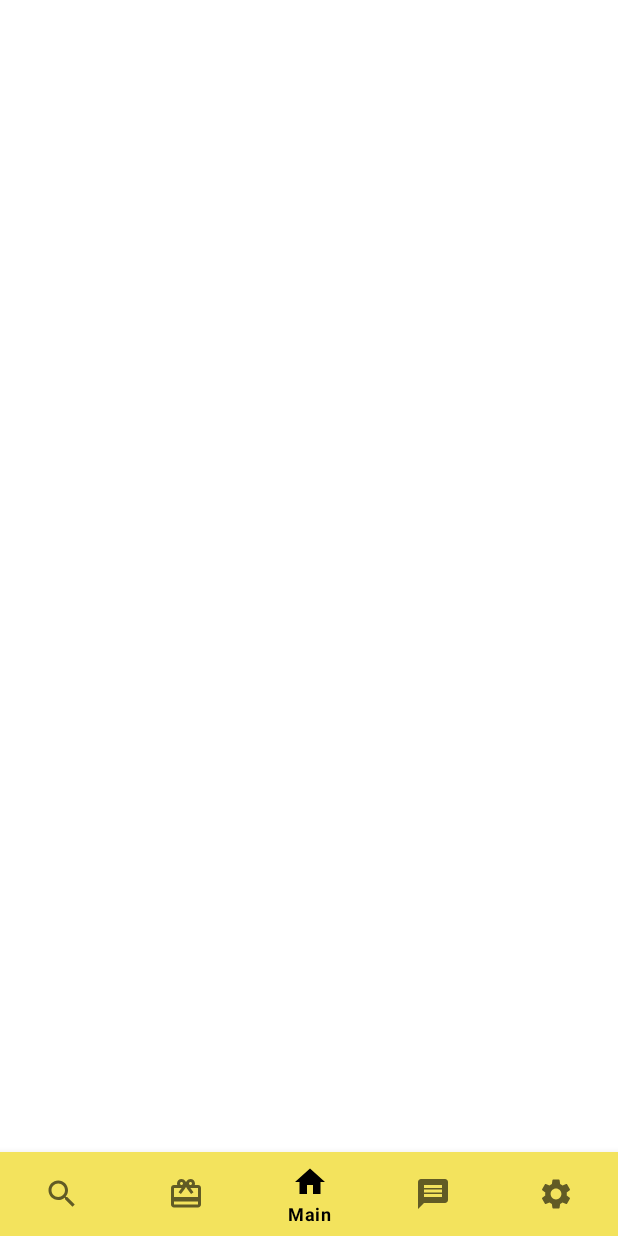
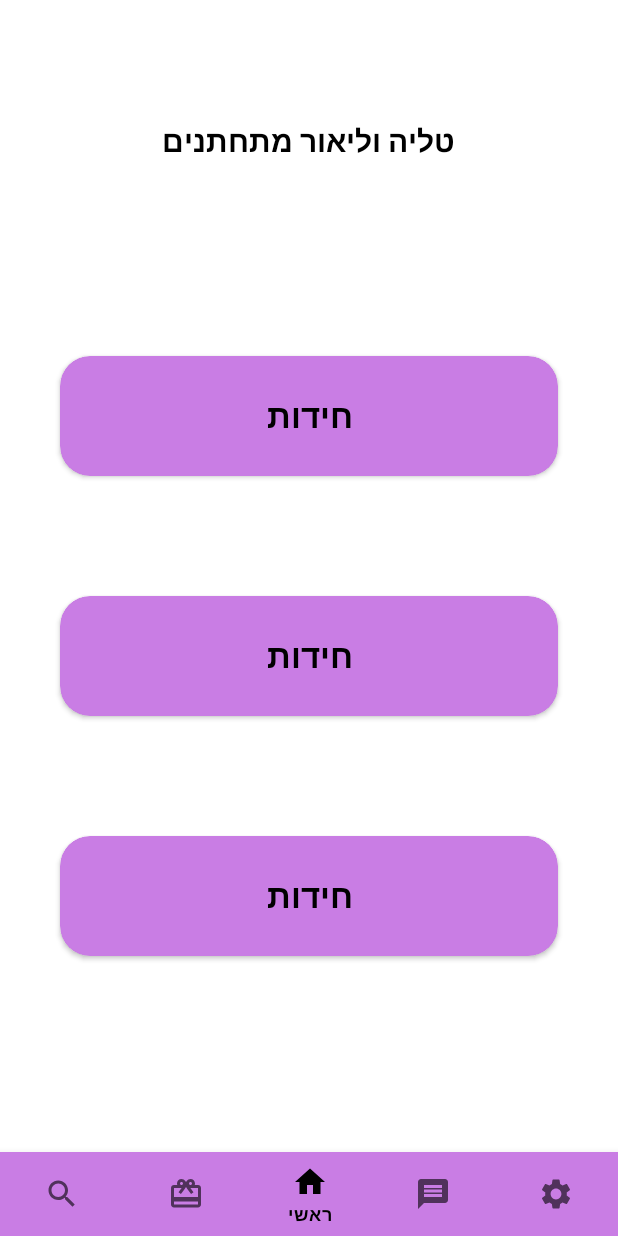
Before and after one commit to MishelK/T-L-Wedding, an Android app: the screen it shows after launch (MainActivity), on a phone screen of 412 x 824 dp. Run offline under Robolectric (Android 15) with nearby library versions, the light colour scheme and no system bars.

Commit message:
Added fragments and hebrew texts

```diff
--- a/app/src/main/java/com/mishelk/talia_lior_wedding/MainActivity.kt
+++ b/app/src/main/java/com/mishelk/talia_lior_wedding/MainActivity.kt
@@ -2,6 +2,11 @@ package com.mishelk.talia_lior_wedding
 
 import androidx.appcompat.app.AppCompatActivity
 import android.os.Bundle
+import android.view.MenuItem
+import androidx.fragment.app.Fragment
+import androidx.fragment.app.FragmentManager
+import com.google.android.material.navigation.NavigationBarView
+import com.mishelk.talia_lior_wedding.fragments.*
 import kotlinx.android.synthetic.main.activity_main.*
 
 class MainActivity : AppCompatActivity() {
@@ -9,7 +14,39 @@ class MainActivity : AppCompatActivity() {
     override fun onCreate(savedInstanceState: Bundle?) {
         super.onCreate(savedInstanceState)
         setContentView(R.layout.activity_main)
+        bottomNavigation.setOnItemSelectedListener(object : NavigationBarView.OnItemSelectedListener {
+            override fun onNavigationItemSelected(item: MenuItem): Boolean {
+                when (item.itemId) {
+                    R.id.main_page -> {
+                        switchToFragment(MainFragment())
+                        return true
+                    }
+                    R.id.greetings_page -> {
+                        switchToFragment(GreetingsFragment())
+                        return true
+                    }
+                    R.id.presents_page -> {
+                        switchToFragment(PresentsFragment())
+                        return true
+                    }
+                    R.id.riddles_page -> {
+                        switchToFragment(RiddlesFragment())
+                        return true
+                    }
+                    R.id.settings_page -> {
+                        switchToFragment(SettingsFragment())
+                        return true
+                    }
+                }
+                return false
+            }
+        })
         // Setting main page as the selected navigation option
-        bottom_navigation.selectedItemId = R.id.main_page
+        bottomNavigation.selectedItemId = R.id.main_page
+    }
+
+    private fun switchToFragment(fragment: Fragment) {
+        val manager: FragmentManager = supportFragmentManager
+        manager.beginTransaction().replace(R.id.contentFragment, fragment).commit()
     }
 }
--- /dev/null
+++ b/app/src/main/java/com/mishelk/talia_lior_wedding/fragments/MainFragment.kt
@@ -0,0 +1,25 @@
+package com.mishelk.talia_lior_wedding.fragments
+
+import android.os.Bundle
+import android.view.LayoutInflater
+import android.view.View
+import android.view.ViewGroup
+import androidx.fragment.app.Fragment
+import com.mishelk.talia_lior_wedding.R
+
+
+class MainFragment: Fragment() {
+
+    // The onCreateView method is called when Fragment should create its View object hierarchy,
+    // either dynamically or via XML layout inflation.
+    override fun onCreateView(inflater: LayoutInflater, parent: ViewGroup?, savedInstanceState: Bundle?): View? {
+        // Defines the xml file for the fragment
+        return inflater.inflate(R.layout.fragment_main, parent, false)
+    }
+
+    // This event is triggered soon after onCreateView().
+    // Any view setup should occur here.  E.g., view lookups and attaching view listeners.
+//    override fun onViewCreated(view: View?, savedInstanceState: Bundle?) {
+//        // Setup any handles to view objects here
+//    }
+}
--- a/app/src/main/res/layout/activity_main.xml
+++ b/app/src/main/res/layout/activity_main.xml
@@ -6,12 +6,22 @@
     android:layout_height="match_parent"
     tools:context=".MainActivity">
 
+    <FrameLayout
+        android:id="@+id/contentFragment"
+        android:layout_width="match_parent"
+        android:layout_height="match_parent"
+        android:layout_alignParentTop="true"
+        android:layout_above="@id/bottomNavigation">
+
+    </FrameLayout>
+
     <com.google.android.material.bottomnavigation.BottomNavigationView
-        android:id="@+id/bottom_navigation"
+        android:id="@+id/bottomNavigation"
         style="@style/Widget.MaterialComponents.BottomNavigationView.Colored"
         android:layout_width="match_parent"
         android:layout_height="wrap_content"
         android:layout_alignParentBottom="true"
-        app:menu="@menu/bottom_navigation_menu" />
+        app:menu="@menu/bottom_navigation_menu"
+        android:elevation="1dp"/>
 
 </RelativeLayout>
--- /dev/null
+++ b/app/src/main/res/layout/fragment_main.xml
@@ -0,0 +1,88 @@
+<?xml version="1.0" encoding="utf-8"?>
+<RelativeLayout xmlns:android="http://schemas.android.com/apk/res/android"
+    android:layout_width="match_parent"
+    android:layout_height="match_parent"
+    xmlns:app="http://schemas.android.com/apk/res-auto">
+
+    <TextView
+        android:id="@+id/tvTitle"
+        android:layout_width="wrap_content"
+        android:layout_height="wrap_content"
+        android:layout_alignParentTop="true"
+        android:layout_centerHorizontal="true"
+        android:layout_marginTop="80dp"
+        android:textSize="20sp"
+        android:textStyle="bold"
+        android:textColor="@color/black"
+        android:text="@string/main_page_title"/>
+
+    <LinearLayout
+        android:layout_width="match_parent"
+        android:layout_height="match_parent"
+        android:orientation="vertical"
+        android:layout_below="@id/tvTitle"
+
+        android:gravity="center">
+
+        <androidx.cardview.widget.CardView
+            android:id="@+id/btnRiddles"
+            android:layout_width="match_parent"
+            android:layout_height="80dp"
+            android:layout_marginHorizontal="40dp"
+            app:cardCornerRadius="20dp"
+            app:cardBackgroundColor="@color/colorPrimary">
+
+            <TextView
+                android:layout_width="wrap_content"
+                android:layout_height="wrap_content"
+                android:text="חידות"
+                android:layout_gravity="center"
+                android:textSize="22sp"
+                android:textStyle="bold"
+                android:textColor="@color/colorOnPrimary" />
+
+        </androidx.cardview.widget.CardView>
+
+        <androidx.cardview.widget.CardView
+            android:id="@+id/btnPresents"
+            android:layout_width="match_parent"
+            android:layout_height="80dp"
+            android:layout_marginHorizontal="40dp"
+            android:layout_marginTop="80dp"
+            app:cardCornerRadius="20dp"
+            app:cardBackgroundColor="@color/colorPrimary">
+
+            <TextView
+                android:layout_width="wrap_content"
+                android:layout_height="wrap_content"
+                android:text="חידות"
+                android:layout_gravity="center"
+                android:textSize="22sp"
+                android:textStyle="bold"
+                android:textColor="@color/colorOnPrimary" />
+
+        </androidx.cardview.widget.CardView>
+
+        <androidx.cardview.widget.CardView
+            android:id="@+id/btnGreetings"
+            android:layout_width="match_parent"
+            android:layout_height="80dp"
+            android:layout_marginHorizontal="40dp"
+            android:layout_marginTop="80dp"
+            app:cardCornerRadius="20dp"
+            app:cardBackgroundColor="@color/colorPrimary">
+
+            <TextView
+                android:layout_width="wrap_content"
+                android:layout_height="wrap_content"
+                android:text="חידות"
+                android:layout_gravity="center"
+                android:textSize="22sp"
+                android:textStyle="bold"
+                android:textColor="@color/colorOnPrimary" />
+
+        </androidx.cardview.widget.CardView>
+
+    </LinearLayout>
+
+</RelativeLayout>
--- a/app/src/main/res/menu/bottom_navigation_menu.xml
+++ b/app/src/main/res/menu/bottom_navigation_menu.xml
@@ -4,25 +4,25 @@
         android:id="@+id/riddles_page"
         android:enabled="true"
         android:icon="@drawable/search"
-        android:title="Riddles"/>
+        android:title="@string/navigation_riddles"/>
     <item
         android:id="@+id/presents_page"
         android:enabled="true"
         android:icon="@drawable/gift"
-        android:title="Presents"/>
+        android:title="@string/navigation_presents"/>
     <item
         android:id="@+id/main_page"
         android:enabled="true"
         android:icon="@drawable/home"
-        android:title="Main"/>
+        android:title="@string/navigation_main"/>
     <item
-        android:id="@+id/messages_page"
+        android:id="@+id/greetings_page"
         android:enabled="true"
         android:icon="@drawable/message"
-        android:title="Messages"/>
+        android:title="@string/navigation_greetings"/>
     <item
         android:id="@+id/settings_page"
         android:enabled="true"
         android:icon="@drawable/settings"
-        android:title="Settings"/>
+        android:title="@string/navigation_settings"/>
 </menu>
--- a/app/src/main/res/values/colors.xml
+++ b/app/src/main/res/values/colors.xml
@@ -1,6 +1,6 @@
 <?xml version="1.0" encoding="utf-8"?>
 <resources>
-    <color name="colorPrimary">@color/khaki</color>
+    <color name="colorPrimary">@color/mariColor</color>
     <color name="colorPrimaryVariant">@color/black</color>
     <color name="colorOnPrimary">@color/black</color>
     <color name="colorSecondary">@color/purple_200</color>
@@ -14,4 +14,5 @@
     <color name="black">#FF000000</color>
     <color name="white">#FFFFFFFF</color>
     <color name="khaki">#F3E35D</color>
+    <color name="mariColor">#C97DE4</color>
 </resources>
--- a/app/src/main/res/values/strings.xml
+++ b/app/src/main/res/values/strings.xml
@@ -1,3 +1,9 @@
 <resources>
     <string name="app_name">Talia and Lior Wedding Gift</string>
+    <string name="main_page_title">טליה וליאור מתחתנים</string>
+    <string name="navigation_riddles">חידות</string>
+    <string name="navigation_settings">הגדרות</string>
+    <string name="navigation_greetings">ברכות</string>
+    <string name="navigation_main">ראשי</string>
+    <string name="navigation_presents">מתנות</string>
 </resources>
```
Also changed, not shown: app/src/main/java/com/mishelk/talia_lior_wedding/fragments/GreetingsFragment.kt (added, +24 -0 lines), app/src/main/java/com/mishelk/talia_lior_wedding/fragments/PresentsFragment.kt (added, +24 -0 lines), app/src/main/java/com/mishelk/talia_lior_wedding/fragments/RiddlesFragment.kt (added, +24 -0 lines), app/src/main/java/com/mishelk/talia_lior_wedding/fragments/SettingsFragment.kt (added, +24 -0 lines), app/src/main/res/layout/fragment_greetings.xml (added, +15 -0 lines), app/src/main/res/layout/fragment_presents.xml (added, +15 -0 lines), app/src/main/res/layout/fragment_riddles.xml (added, +15 -0 lines), app/src/main/res/layout/fragment_settings.xml (added, +15 -0 lines).
